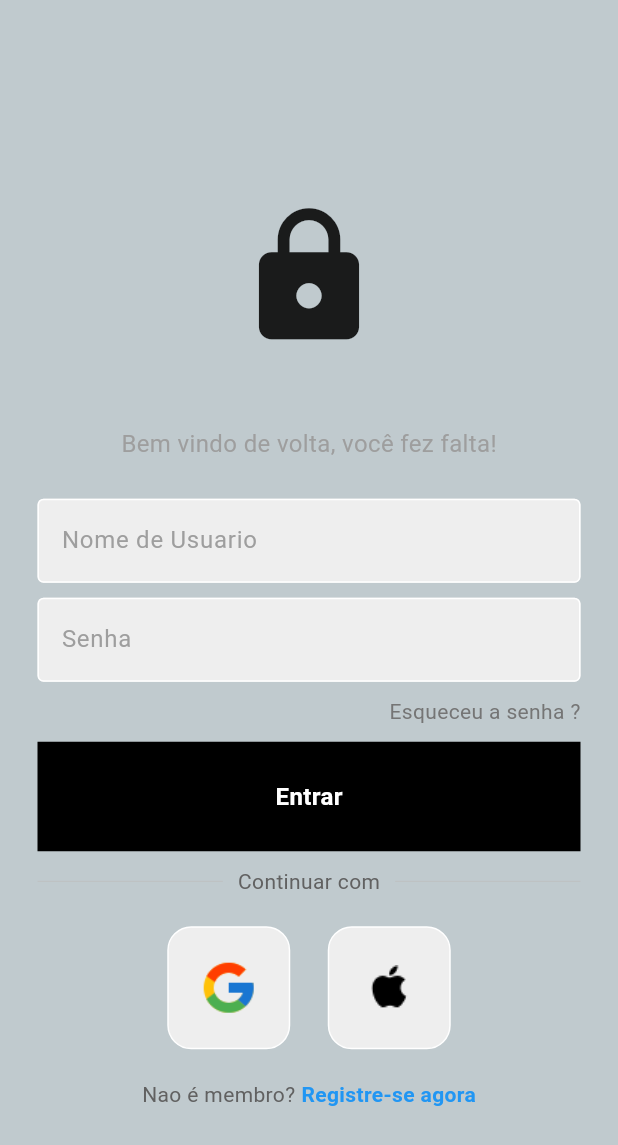
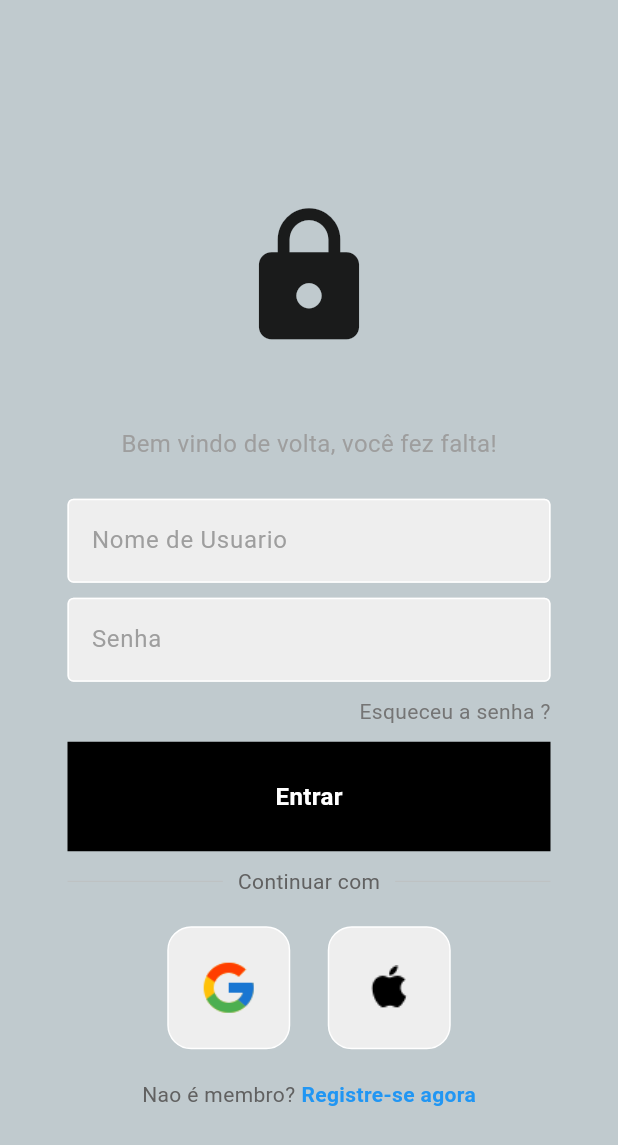
Before and after one commit to saulo8245/LoginFireBase, a Flutter app: the screen it shows after launch, on a phone screen of 412 x 824 dp. Shown: the top 1145 px of the screen. Run offline on Flutter 3.47's test engine with Material 3 defaults, Android fonts, the phone set to English and light mode, and no system bars.

Commit message:
Responsividade aplicada na tela de login.

```diff
--- a/lib/pages/login_page.dart
+++ b/lib/pages/login_page.dart
@@ -4,34 +4,39 @@ import 'package:moedas/components/my_textfield.dart';
 import 'package:moedas/components/square_tile.dart';
 
 class LoginPage extends StatelessWidget {
-  LoginPage({super.key});
+  LoginPage({Key? key});
 
-  //text editing controllers
   final usernameController = TextEditingController();
   final senhaController = TextEditingController();
 
-  // sign user in method
-  void signUserIn() {}
+  void signUserIn() {
+    // Implement your sign-in logic here
+  }
 
   @override
   Widget build(BuildContext context) {
     return Scaffold(
       backgroundColor: Color.fromARGB(255, 192, 202, 206),
       body: SafeArea(
+        child: LayoutBuilder(
+          builder: (BuildContext context, BoxConstraints constraints) {
+            return SingleChildScrollView(
+              child: ConstrainedBox(
+                constraints: BoxConstraints(
+                  minHeight: constraints.maxHeight,
+                ),
                 child: Center(
+                  child: Padding(
+                    padding: const EdgeInsets.all(20.0),
                     child: Column(
                       mainAxisAlignment: MainAxisAlignment.center,
                       children: [
                         const SizedBox(height: 50),
-              //Logo
                         const Icon(
                           Icons.lock,
                           size: 100,
                         ),
-
                         const SizedBox(height: 50),
-
-              //Bem vindo de volta, você fez falta!
                         Text(
                           'Bem vindo de volta, você fez falta!',
                           style: TextStyle(
@@ -39,28 +44,19 @@ class LoginPage extends StatelessWidget {
                             fontSize: 16,
                           ),
                         ),
-
                         const SizedBox(height: 25),
-
-              //Username textfield
                         MyTextField(
                           controller: usernameController,
                           hintText: 'Nome de Usuario',
-                obscureText: false, // Adicione esta linha
+                          obscureText: false,
                         ),
-
                         const SizedBox(height: 10),
-
-              //senha textfield
                         MyTextField(
                           controller: senhaController,
                           hintText: 'Senha',
                           obscureText: true,
                         ),
-
-              //Esqueceu a senha?
                         const SizedBox(height: 10),
-
                         Padding(
                           padding: const EdgeInsets.symmetric(horizontal: 25.0),
                           child: Row(
@@ -73,15 +69,9 @@ class LoginPage extends StatelessWidget {
                             ],
                           ),
                         ),
-
                         const SizedBox(height: 10),
-
-              // Botao de login
                         MyButton(onTap: signUserIn),
-
                         const SizedBox(height: 10),
-
-              //continuar com
                         Padding(
                           padding: const EdgeInsets.symmetric(horizontal: 25.0),
                           child: Row(
@@ -93,7 +83,8 @@ class LoginPage extends StatelessWidget {
                                 ),
                               ),
                               Padding(
-                      padding: const EdgeInsets.symmetric(horizontal: 10.0),
+                                padding: const EdgeInsets.symmetric(
+                                    horizontal: 10.0),
                                 child: Text(
                                   'Continuar com',
                                   style: TextStyle(color: Colors.grey[700]),
@@ -108,26 +99,16 @@ class LoginPage extends StatelessWidget {
                             ],
                           ),
                         ),
-
                         const SizedBox(height: 20),
-
-              //google + apple butoes de login
-              const Row(
+                        Row(
                           mainAxisAlignment: MainAxisAlignment.center,
                           children: [
-                  //Botao google
                             SquareTile(imagePath: 'lib/images/iconsgoogle.png'),
-
                             SizedBox(width: 25),
-
-                  //Botao Apple
                             SquareTile(imagePath: 'lib/images/iconsios.png'),
                           ],
                         ),
-
                         const SizedBox(height: 20),
-
-              // nao é membro ? registre-se agora
                         Row(
                           mainAxisAlignment: MainAxisAlignment.center,
                           children: [
@@ -151,6 +132,11 @@ class LoginPage extends StatelessWidget {
                     ),
                   ),
                 ),
+              ),
+            );
+          },
+        ),
+      ),
     );
   }
 }
```
Lines whose indentation alone changed are shown as unchanged.
